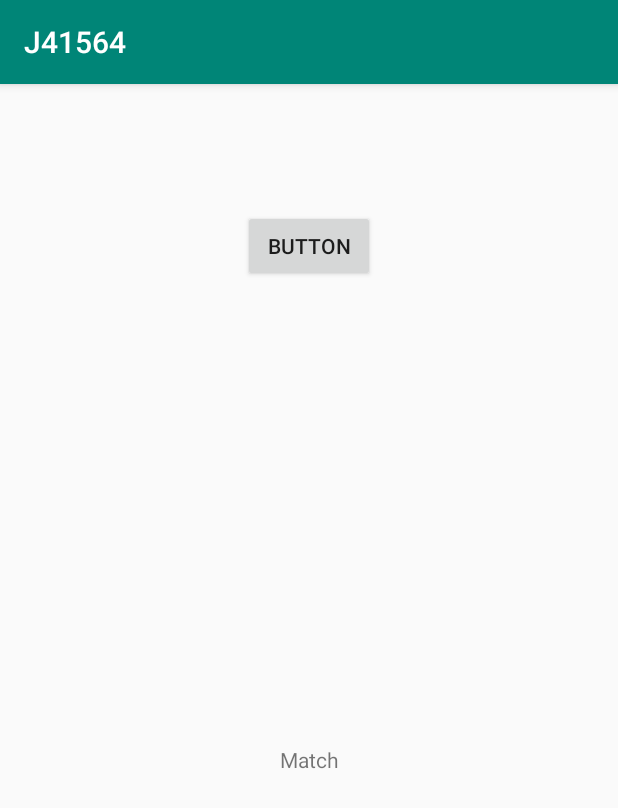
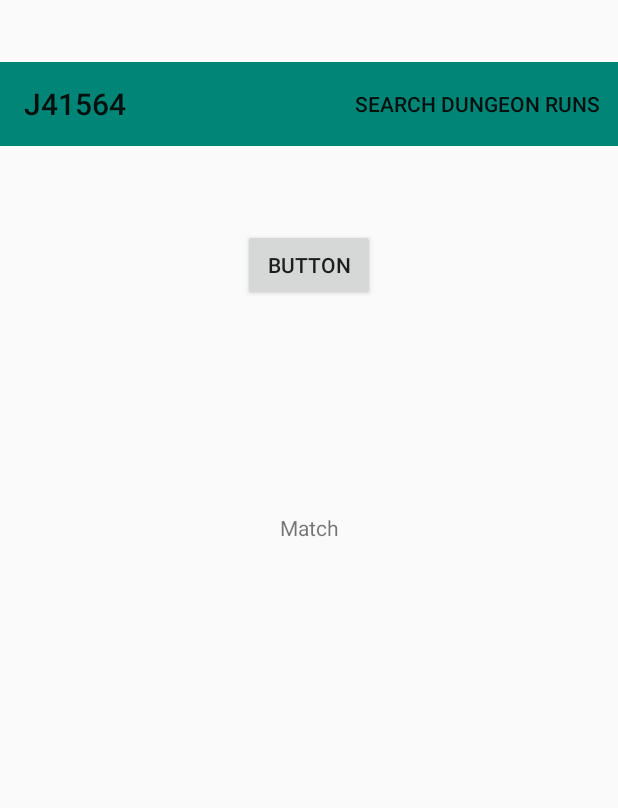
Before and after one commit to Tsorensen91/WowDungeonLadder, an Android app: the screen it shows after launch (MainActivity), on a phone screen of 412 x 824 dp. Shown: the top 808 px of the screen. Run offline under Robolectric (Android 15) with nearby library versions, the phone set to English and light mode, and no system bars.

Commit message:
added toolbar

```diff
--- a/app/src/main/AndroidManifest.xml
+++ b/app/src/main/AndroidManifest.xml
@@ -10,11 +10,12 @@
             android:label="@string/app_name"
             android:roundIcon="@mipmap/ic_launcher_round"
             android:supportsRtl="true"
-            android:theme="@style/AppTheme">
+            android:theme="@style/Theme.AppCompat.Light.NoActionBar">
+
         <activity android:name=".MainActivity">
             <intent-filter>
                 <action android:name="android.intent.action.MAIN"/>
-
+                <action android:name="android.intent.action.VIEW" />
                 <category android:name="android.intent.category.LAUNCHER"/>
             </intent-filter>
         </activity>
--- /dev/null
+++ b/app/src/main/java/com/co5225/j41564/DungeonRun.kt
@@ -0,0 +1,7 @@
+package com.co5225.j41564
+
+import java.io.Serializable
+
+class DungeonRun : Serializable {
+    var completed : Boolean = false
+}
--- a/app/src/main/java/com/co5225/j41564/MainActivity.kt
+++ b/app/src/main/java/com/co5225/j41564/MainActivity.kt
@@ -2,9 +2,9 @@
 
 import android.support.v7.app.AppCompatActivity
 import android.os.Bundle
+import android.view.Menu
 import android.view.View
 import kotlinx.android.synthetic.main.activity_main.*
-import org.json.JSONArray
 import org.json.JSONObject
 import java.io.IOException
 import java.net.HttpURLConnection
@@ -16,6 +16,12 @@
     override fun onCreate(savedInstanceState: Bundle?) {
         super.onCreate(savedInstanceState)
         setContentView(R.layout.activity_main)
+        setSupportActionBar(toolbar)
+    }
+
+    override fun onCreateOptionsMenu(menu: Menu?): Boolean {
+        menuInflater.inflate(R.menu.menu_main,menu)
+        return super.onCreateOptionsMenu(menu)
     }
 
     fun getQuote(view: View) {
--- a/app/src/main/res/layout/activity_main.xml
+++ b/app/src/main/res/layout/activity_main.xml
@@ -12,16 +12,26 @@
             android:layout_height="wrap_content"
             android:id="@+id/button"
             android:onClick="getQuote"
-            app:layout_constraintTop_toTopOf="parent" app:layout_constraintStart_toStartOf="parent"
-            android:layout_marginTop="84dp" app:layout_constraintEnd_toEndOf="parent"/>
+            app:layout_constraintTop_toBottomOf="@+id/toolbar" android:layout_marginBottom="100dp"
+            app:layout_constraintEnd_toEndOf="parent" app:layout_constraintBottom_toTopOf="@+id/textView"
+            app:layout_constraintStart_toStartOf="parent"/>
     <TextView
             android:text="Match"
             android:layout_width="250dp"
             android:layout_height="wrap_content"
             android:id="@+id/textView"
             android:textAlignment="center"
-            app:layout_constraintEnd_toEndOf="parent"
-            app:layout_constraintStart_toStartOf="parent" android:layout_marginTop="290dp"
-            app:layout_constraintBottom_toBottomOf="parent" app:layout_constraintTop_toBottomOf="@+id/button"
-            android:layout_marginBottom="290dp"/>
+            app:layout_constraintTop_toBottomOf="@+id/button" android:layout_marginBottom="421dp"
+            app:layout_constraintEnd_toEndOf="parent" app:layout_constraintStart_toStartOf="parent"
+            app:layout_constraintBottom_toBottomOf="parent"/>
+    <android.support.v7.widget.Toolbar
+            android:layout_width="match_parent"
+            android:layout_height="?attr/actionBarSize"
+            android:background="@color/colorPrimary"
+            android:theme="?attr/actionBarTheme"
+            android:minHeight="?attr/actionBarSize"
+            android:id="@+id/toolbar"
+            android:layout_marginBottom="14dp" app:layout_constraintEnd_toEndOf="parent"
+            app:layout_constraintBottom_toTopOf="@+id/button" app:layout_constraintTop_toTopOf="parent"
+            app:layout_constraintStart_toStartOf="parent"/>
 </android.support.constraint.ConstraintLayout>
--- /dev/null
+++ b/app/src/main/res/menu/menu_main.xml
@@ -0,0 +1,9 @@
+<?xml version="1.0" encoding="utf-8"?>
+<menu xmlns:app="http://schemas.android.com/apk/res-auto" xmlns:android="http://schemas.android.com/apk/res/android">
+
+    <item android:id = "@+id/menu_search"
+          android:title="@string/search_dungeon_runs"
+          app:showAsAction="ifRoom|withText"
+    />
+
+</menu>
--- a/app/src/main/res/values/strings.xml
+++ b/app/src/main/res/values/strings.xml
@@ -1,3 +1,4 @@
 <resources>
     <string name="app_name">J41564</string>
+    <string name="search_dungeon_runs">Search Dungeon Runs</string>
 </resources>
```
